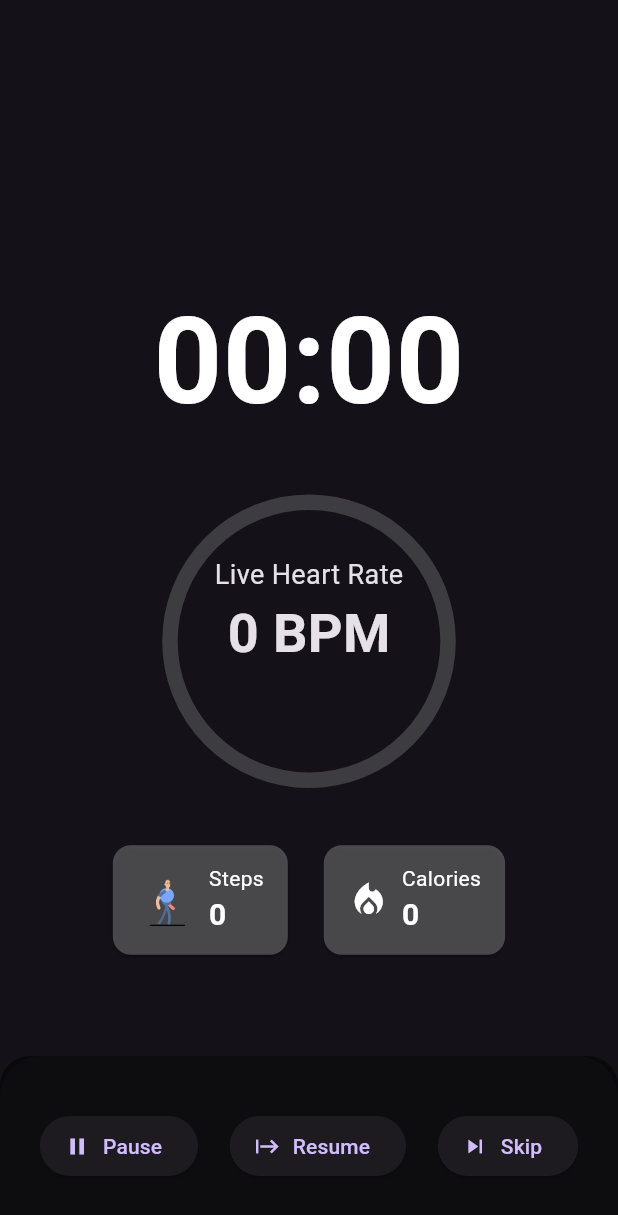
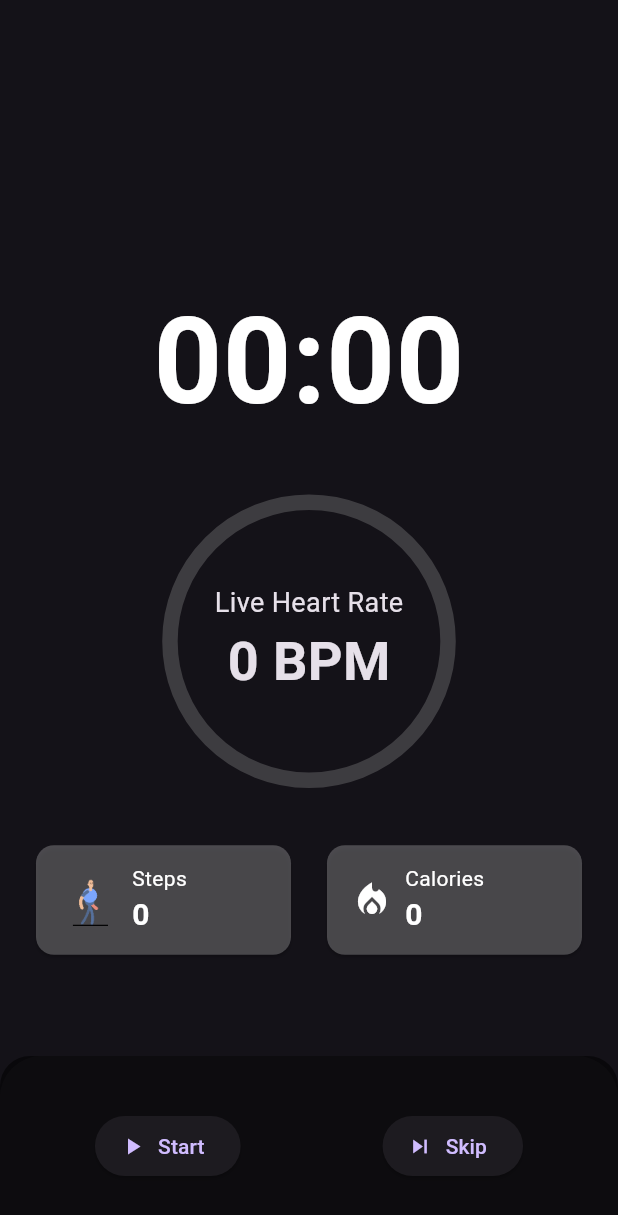
Before and after one commit to bynalab/fit_track_pro, a Flutter app: the WorkoutPage screen opened by its route, on a phone screen of 412 x 824 dp. Shown: the top 1215 px of the screen. Run offline on Flutter 3.47's test engine with Material 3 defaults, Android fonts, the phone set to English and light mode, and no system bars; our stand-ins replace equatable, flutter_bloc, get_it.

Commit message:
feat(workout): add timer service and refactor workout bloc
- Implement WorkoutTimerService for handling workout timing logic
- Refactor WorkoutBloc to use timer service instead of direct Timer management
- Add Tick event to handle timer updates
- Extract MorphingFAB and WorkoutStatCard into separate widgets
- Clean up MainActivity by removing unused workout stream code

```diff
--- a/lib/core/di/injector.dart
+++ b/lib/core/di/injector.dart
@@ -1,4 +1,5 @@
 import 'package:fit_track_pro/features/dashboard/data/workout_repository.dart';
+import 'package:fit_track_pro/features/workout/data/services/workout_timer_service.dart';
 import 'package:get_it/get_it.dart';
 import 'package:fit_track_pro/features/workout/presentation/bloc/workout_bloc.dart';
 import 'package:fit_track_pro/features/dashboard/presentation/cubit/dashboard_cubit.dart';
@@ -7,5 +8,5 @@ final sl = GetIt.instance;
 
 void initDependencies() {
   sl.registerLazySingleton(() => DashboardCubit(WorkoutRepository()));
-  sl.registerLazySingleton(() => WorkoutBloc());
+  sl.registerLazySingleton(() => WorkoutBloc(WorkoutTimerService()));
 }
--- /dev/null
+++ b/lib/features/workout/data/services/workout_timer_service.dart
@@ -0,0 +1,42 @@
+import 'dart:async';
+
+typedef TickCallback = void Function(int seconds);
+
+class WorkoutTimerService {
+  Timer? _timer;
+  int _elapsed = 0;
+  late TickCallback _onTick;
+
+  void start(TickCallback onTick) {
+    _onTick = onTick;
+    _elapsed = 0;
+    _startTimer();
+  }
+
+  void resume() {
+    _startTimer();
+  }
+
+  void pause() {
+    _timer?.cancel();
+  }
+
+  void stop() {
+    _timer?.cancel();
+    _elapsed = 0;
+  }
+
+  int get elapsed => _elapsed;
+
+  void _startTimer() {
+    _timer?.cancel();
+    _timer = Timer.periodic(const Duration(seconds: 1), (_) {
+      _elapsed++;
+      _onTick(_elapsed);
+    });
+  }
+
+  void dispose() {
+    _timer?.cancel();
+  }
+}
--- a/lib/features/workout/presentation/bloc/workout_event.dart
+++ b/lib/features/workout/presentation/bloc/workout_event.dart
@@ -5,6 +5,14 @@ abstract class WorkoutEvent extends Equatable {
 
   @override
   List<Object?> get props => [];
+}
+
+class Tick extends WorkoutEvent {
+  final int elapsed;
+  const Tick({required this.elapsed});
+
+  @override
+  List<Object?> get props => [elapsed];
 }
 
 class StartWorkout extends WorkoutEvent {}
--- a/lib/features/workout/presentation/pages/workout_page.dart
+++ b/lib/features/workout/presentation/pages/workout_page.dart
@@ -52,7 +52,7 @@ class _WorkoutPageState extends State<WorkoutPage>
   }
 
   void _handleSwipe(DragEndDetails details) {
-    if (details.primaryVelocity != null) {
+    if (details.primaryVelocity != null && details.primaryVelocity != 0) {
       if (details.primaryVelocity! < 0) {
         // swipe left to skip
         context.read<WorkoutBloc>().add(SkipWorkout());
@@ -81,15 +81,14 @@ class _WorkoutPageState extends State<WorkoutPage>
             _pulseController.repeat(reverse: true);
           }
         },
-        child: Scaffold(
-          body: BlocBuilder<WorkoutBloc, WorkoutState>(
+        child: BlocBuilder<WorkoutBloc, WorkoutState>(
           builder: (context, state) {
-              final seconds =
-                  state is WorkoutInProgress || state is WorkoutPaused
+            final seconds = state is WorkoutInProgress || state is WorkoutPaused
                 ? (state as dynamic).elapsed
                 : 0;
 
-              return Center(
+            return Scaffold(
+              body: Center(
                 child: Column(
                   mainAxisAlignment: MainAxisAlignment.center,
                   children: [
@@ -109,9 +108,7 @@ class _WorkoutPageState extends State<WorkoutPage>
                           tag: 'start-workout',
                           child: AnimatedRing(progress: (seconds % 60) / 60),
                         ),
-                        Positioned(
-                          bottom: 80,
-                          child: ScaleTransition(
+                        ScaleTransition(
                           scale: Tween(begin: 1.0, end: 1.05).animate(
                             CurvedAnimation(
                               parent: _pulseController,
@@ -140,7 +137,6 @@ class _WorkoutPageState extends State<WorkoutPage>
                             ],
                           ),
                         ),
-                        ),
                       ],
                     ),
                     const SizedBox(height: 32),
@@ -148,34 +144,39 @@ class _WorkoutPageState extends State<WorkoutPage>
                       builder: (context, dashboardState) {
                         return SlideTransition(
                           position: _slideAnimation,
+                          child: Padding(
+                            padding: const EdgeInsets.symmetric(horizontal: 20),
                             child: Row(
-                            mainAxisAlignment: MainAxisAlignment.center,
                               children: [
-                              _buildStatCard(
+                                Expanded(
+                                  child: WorkoutStatCard(
                                     icon: const WalkingMan(),
                                     label: 'Steps',
-                                value: numberFormat(dashboardState.stats.steps),
+                                    value: numberFormat(
+                                        dashboardState.stats.steps),
+                                  ),
                                 ),
                                 const SizedBox(width: 16),
-                              _buildStatCard(
+                                Expanded(
+                                  child: WorkoutStatCard(
                                     icon: const Icon(
                                       Icons.local_fire_department,
                                       color: Colors.white,
                                       size: 28,
                                     ),
                                     label: 'Calories',
-                                value:
-                                    numberFormat(dashboardState.stats.calories),
+                                    value: numberFormat(
+                                        dashboardState.stats.calories),
+                                  ),
                                 ),
                               ],
+                            ),
                           ),
                         );
                       },
                     ),
                   ],
                 ),
-              );
-            },
               ),
               bottomSheet: BottomSheet(
                 onClosing: () {},
@@ -184,26 +185,41 @@ class _WorkoutPageState extends State<WorkoutPage>
                   padding: const EdgeInsets.all(16),
                   decoration: const BoxDecoration(
                     color: Colors.black54,
-                borderRadius: BorderRadius.vertical(top: Radius.circular(20)),
+                    borderRadius:
+                        BorderRadius.vertical(top: Radius.circular(20)),
                   ),
                   child: Row(
                     mainAxisAlignment: MainAxisAlignment.spaceAround,
                     children: [
+                      // ElevatedButton.icon(
+                      //   onPressed: () {
+                      //     context.read<WorkoutBloc>().add(StartWorkout());
+                      //   },
+                      //   icon: const Icon(Icons.play_arrow),
+                      //   label: const Text('Start'),
+                      // ),
                       ElevatedButton.icon(
                         onPressed: () {
-                      context.read<WorkoutBloc>().add(PauseWorkout());
-                    },
-                    icon: const Icon(Icons.pause),
-                    label: const Text('Pause'),
-                  ),
-                  ElevatedButton.icon(
-                    onPressed: () {
+                          if (state is WorkoutInitial) {
+                            context.read<WorkoutBloc>().add(StartWorkout());
+                          } else if (state is WorkoutPaused) {
                             context
                                 .read<WorkoutBloc>()
-                          .add(const ResumeWorkout(elapsed: 60));
+                                .add(ResumeWorkout(elapsed: state.elapsed));
+                          } else {
+                            context.read<WorkoutBloc>().add(PauseWorkout());
+                          }
                         },
-                    icon: const Icon(Icons.start),
-                    label: const Text('Resume'),
+                        icon: Icon(
+                          state is WorkoutInProgress
+                              ? Icons.pause
+                              : Icons.play_arrow,
+                        ),
+                        label: state is WorkoutInitial
+                            ? const Text('Start')
+                            : state is WorkoutInProgress
+                                ? const Text('Pause')
+                                : const Text('Resume'),
                       ),
                       ElevatedButton.icon(
                         onPressed: () {
@@ -216,16 +232,28 @@ class _WorkoutPageState extends State<WorkoutPage>
                   ),
                 ),
               ),
+            );
+          },
         ),
       ),
     );
   }
+}
 
-  Widget _buildStatCard({
-    required Widget icon,
-    required String label,
-    required String value,
-  }) {
+class WorkoutStatCard extends StatelessWidget {
+  final String label;
+  final String value;
+  final Widget icon;
+
+  const WorkoutStatCard({
+    super.key,
+    required this.label,
+    required this.value,
+    required this.icon,
+  });
+
+  @override
+  Widget build(BuildContext context) {
     return Card(
       color: Colors.white24,
       shape: RoundedRectangleBorder(borderRadius: BorderRadius.circular(12)),
@@ -240,7 +268,10 @@ class _WorkoutPageState extends State<WorkoutPage>
               children: [
                 Text(
                   label,
-                  style: const TextStyle(color: Colors.white, fontSize: 14),
+                  style: const TextStyle(
+                    color: Colors.white,
+                    fontSize: 14,
+                  ),
                 ),
                 Text(
                   value,
--- a/lib/main.dart
+++ b/lib/main.dart
@@ -14,7 +14,7 @@ void main() {
 }
 
 void listenToWorkoutUpdates() {
-  sl<DashboardCubit>().startListeningToStats();
+  // sl<DashboardCubit>().startListeningToStats();
 }
 
 class FitTrackApp extends StatelessWidget {
```
Also changed, not shown: lib/features/dashboard/presentation/pages/dashboard_page.dart (+16 -60 lines), lib/features/dashboard/presentation/widgets/morphing_fab.dart (added, +43 -0 lines), lib/features/workout/presentation/bloc/workout_bloc.dart (+23 -23 lines), 1 other file. Lines whose indentation alone changed are shown as unchanged.
